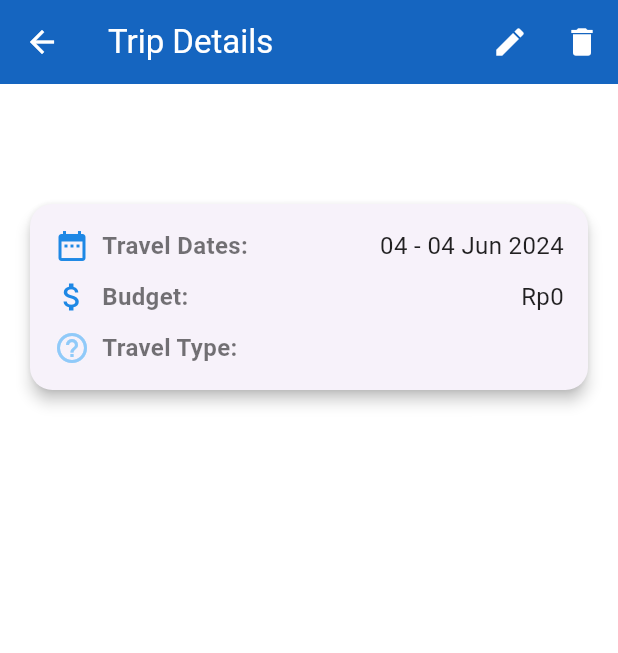
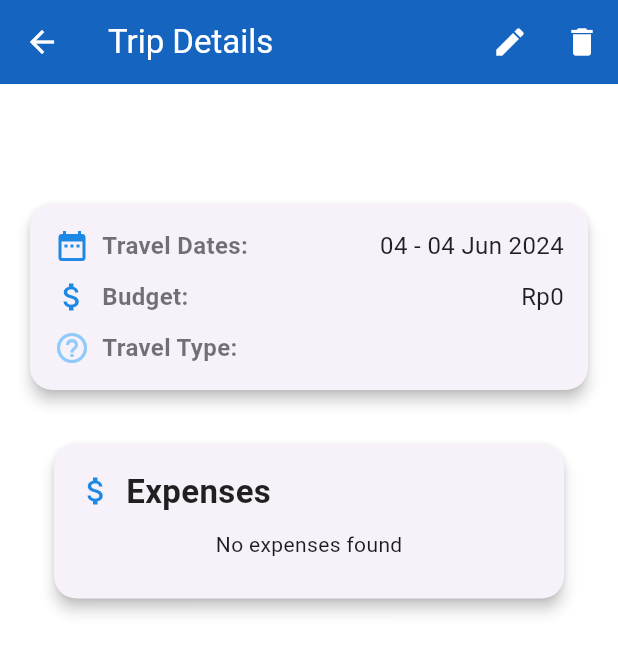
Before and after one commit to argadewanata/Budget-Planner-Tracker_Flutter, a Flutter app: the TripDetailPage screen opened directly with empty values, on a phone screen of 412 x 824 dp. Shown: the top 653 px of the screen. Run offline on Flutter 3.47's test engine with Material 3 defaults, Android fonts, the phone set to English and light mode, and no system bars; our stand-ins replace cloud_firestore, firebase_core; accounts and stored records are empty.

Commit message:
feat: add expense tracker (#3)
* feat:CRUD expense tracker

* feat:CRUD expenseTracker

* feat:integrate expenses with trip

* refactor: expenses tracker

---------

Co-authored-by: MyNameIsSyukra <sukrawahyu@gmail.com>

```diff
--- a/lib/main.dart
+++ b/lib/main.dart
@@ -2,7 +2,7 @@
 import 'package:firebase_core/firebase_core.dart';
 import 'firebase_options.dart';
 import 'package:budgetplannertracker/pages/home_page.dart';
-
+import 'package:budgetplannertracker/pages/expense_track.dart';
 void main() async {
   WidgetsFlutterBinding.ensureInitialized();
   await Firebase.initializeApp(
--- a/lib/pages/home_page.dart
+++ b/lib/pages/home_page.dart
@@ -4,6 +4,7 @@
 import 'package:budgetplannertracker/pages/save_page.dart';
 import 'package:budgetplannertracker/pages/trip_page.dart';
 import 'package:budgetplannertracker/models/trip.dart';
+import 'package:budgetplannertracker/pages/expense_track.dart';
 
 class HomePage extends StatefulWidget {
   const HomePage({super.key});
@@ -16,7 +17,7 @@
   int _currentIndex = 0;
   final List<Widget> _children = [
     TripPage(),
-    SavePage(),
+    // ExpenseTrackerApp(),
     ProfilePage(),
   ];
 
@@ -39,6 +40,7 @@
         },
         child: Icon(Icons.add),
       ),
+      floatingActionButtonLocation: FloatingActionButtonLocation.centerFloat,
       bottomNavigationBar: BottomNavigationBar(
         onTap: onTabTapped,
         currentIndex: _currentIndex,
--- a/lib/pages/new_trip_page.dart
+++ b/lib/pages/new_trip_page.dart
@@ -1,7 +1,9 @@
+import 'package:flutter/cupertino.dart';
 import 'package:flutter/material.dart';
 import 'package:budgetplannertracker/models/trip.dart';
 import 'package:cloud_firestore/cloud_firestore.dart';
 import 'package:intl/intl.dart';
+import 'package:budgetplannertracker/pages/expense_track.dart';
 
 class NewTripPage extends StatefulWidget {
   final Trip trip;
@@ -240,7 +242,7 @@
               ),
               const SizedBox(height: 20),
               Center(
-                child: ElevatedButton(
+                child:  ElevatedButton(
                   onPressed: () async {
                     widget.trip.title = _newTitleController.text;
                     widget.trip.startDate = _startDate;
--- a/lib/pages/trip_detail_page.dart
+++ b/lib/pages/trip_detail_page.dart
@@ -3,6 +3,7 @@
 import 'package:cloud_firestore/cloud_firestore.dart';
 import 'package:intl/intl.dart';
 import 'new_trip_page.dart';
+import 'expense_track.dart';
 
 class TripDetailPage extends StatefulWidget {
   final Trip trip;
@@ -107,6 +108,7 @@
                 ),
               ),
               SizedBox(height: 20),
+              buildTripCard(context, _trip, widget.tripId),
             ],
           ),
         ),
@@ -168,3 +170,124 @@
     }
   }
 }
+
+Widget buildTripCard(BuildContext context, Trip trip, String tripId) {
+  final NumberFormat currencyFormatter = NumberFormat.currency(
+    locale: 'id_ID',
+    symbol: 'Rp',
+    decimalDigits: 0,
+  );
+
+  return Padding(
+    padding: const EdgeInsets.symmetric(vertical: 8.0, horizontal: 16.0),
+    child: Card(
+      elevation: 4,
+      shape: RoundedRectangleBorder(
+        borderRadius: BorderRadius.circular(15),
+      ),
+      child: InkWell(
+        onTap: () {
+          Navigator.push(
+            context,
+            MaterialPageRoute(
+              builder: (context) => ExpenseTrack(trip: tripId),
+            ),
+          );
+        },
+        child: Padding(
+          padding: const EdgeInsets.all(16.0),
+          child: Column(
+            crossAxisAlignment: CrossAxisAlignment.start,
+            children: <Widget>[
+              Row(
+                children: <Widget>[
+                  Icon(Icons.attach_money, color: Colors.blue[600]),
+                  SizedBox(width: 8),
+                  Expanded(
+                    child: Text(
+                      "Expenses",
+                      style: TextStyle(
+                          fontSize: 22,
+                          fontWeight: FontWeight.bold,
+                          color: Colors.black87),
+                    ),
+                  ),
+                ],
+              ),
+              SizedBox(height: 10),
+              StreamBuilder<List<Map<String, dynamic>>>(
+                stream: FirebaseFirestore.instance.collection('Trips').doc(tripId).collection('expenses').snapshots().map((snapshot) => snapshot.docs.map((e) => e.data()).toList()),
+                builder: (context, snapshot) {
+                  if (snapshot.connectionState == ConnectionState.waiting) {
+                    return Center(child: CircularProgressIndicator());
+                  }
+                  if (snapshot.hasError) {
+                    return Center(child: Text('Error loading expenses'));
+                  }
+                  if (!snapshot.hasData || snapshot.data!.isEmpty) {
+                    return Center(child: Text('No expenses found'));
+                  }
+
+                  final expenses = snapshot.data!;
+                  final totalExpense = expenses.fold(0, (prev, expense) {
+                    final amount = int.tryParse(expense['amount']) ?? 0;
+                    return prev + amount;
+                  });
+                  final balance = trip.budget! - totalExpense;
+                  return Column(
+                    crossAxisAlignment: CrossAxisAlignment.start,
+                    children: [
+                      Text(
+                        'Total Expense: ${currencyFormatter.format(totalExpense)}',
+                        style: TextStyle(fontSize: 20, fontWeight: FontWeight.bold),
+                      ),
+                      Text
+                        ('Balance: ${currencyFormatter.format(balance)}',
+                        style: TextStyle(fontSize: 20, fontWeight: FontWeight.bold),
+                      ),
+                      ListView.builder(
+                        shrinkWrap: true,
+                        physics: NeverScrollableScrollPhysics(),
+                        itemCount: expenses.length,
+                        itemBuilder: (context, index) {
+                          final expense = expenses[index];
+                          return ListTile(
+                            title: Text(expense['description']),
+                            subtitle: Text('${expense['category']} - ${currencyFormatter.format(int.parse(expense['amount']))}'),
+                            trailing: Row(
+                              mainAxisSize: MainAxisSize.min,
+                              children: [
+                                IconButton(
+                                  icon: Icon(Icons.edit),
+                                  onPressed: () {
+                                    Navigator.push(
+                                      context,
+                                      MaterialPageRoute(
+                                        builder: (context) => ExpenseTrack(trip: tripId),
+                                      ),
+                                    );
+                                  },
+                                ),
+                                IconButton(
+                                  icon: Icon(Icons.delete),
+                                  onPressed: () async {
+                                    await FirebaseFirestore.instance.collection('Trips').doc(tripId).collection('expenses').doc(expense['id']).delete();
+                                  },
+                                ),
+                              ],
+                            ),
+                          );
+                        },
+                      ),
+                    ],
+                  );
+                },
+              ),
+              SizedBox(height: 10),
+            ],
+          ),
+        ),
+      ),
+    ),
+  );
+}
```
Also changed, not shown: lib/pages/budget_page.dart (added, +68 -0 lines), lib/pages/expense_track.dart (added, +252 -0 lines), lib/services/firestore_budget.dart (added, +53 -0 lines), lib/services/firestore_expense.dart (added, +53 -0 lines).
